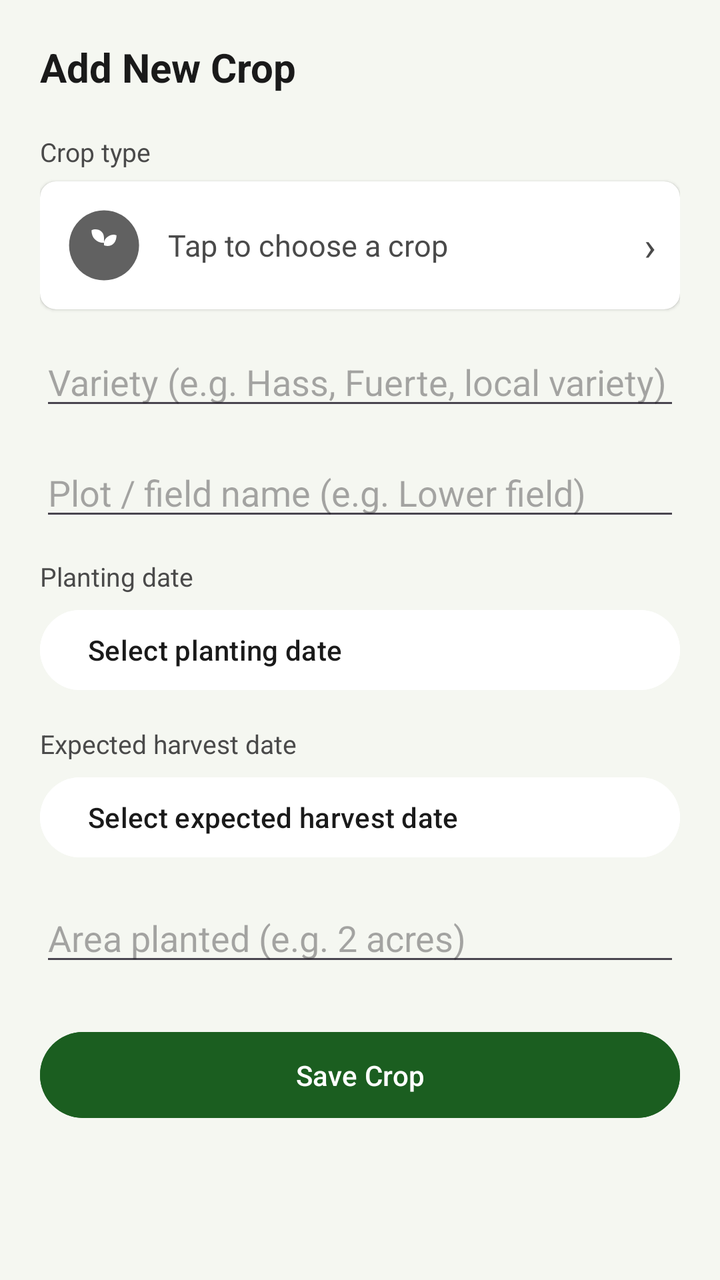
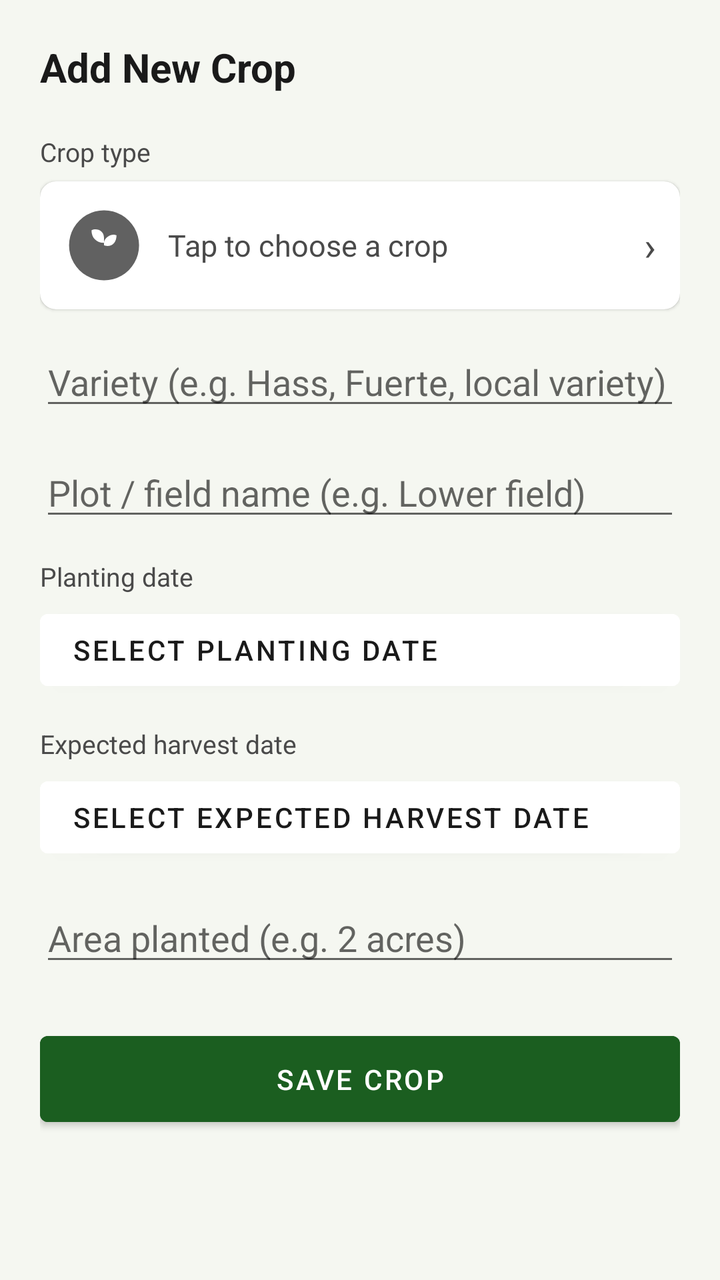

Two renders of the same Android screen: before a commit and after it. Below are the layout's source before the change and the commit's diff.
<!-- AndroidManifest.xml: application theme Theme.CropManagementApp -->
<!-- res/layout/activity_add_crop.xml -->
<?xml version="1.0" encoding="utf-8"?>
<ScrollView xmlns:android="http://schemas.android.com/apk/res/android"
    android:layout_width="match_parent"
    android:layout_height="match_parent"
    android:background="@color/background_light"
    android:fillViewport="true">

    <LinearLayout
        android:layout_width="match_parent"
        android:layout_height="wrap_content"
        android:orientation="vertical"
        android:padding="20dp">

        <TextView
            android:layout_width="wrap_content"
            android:layout_height="wrap_content"
            android:text="Add New Crop"
            android:textColor="@color/text_primary"
            android:textSize="20sp"
            android:textStyle="bold" />

        <TextView
            android:layout_width="wrap_content"
            android:layout_height="wrap_content"
            android:layout_marginTop="20dp"
            android:text="Crop type"
            android:textColor="@color/text_secondary"
            android:textSize="13sp" />

        <androidx.cardview.widget.CardView
            android:id="@+id/cardSelectCrop"
            android:layout_width="match_parent"
            android:layout_height="wrap_content"
            android:layout_marginTop="6dp"
            xmlns:app="http://schemas.android.com/apk/res-auto"
            app:cardCornerRadius="8dp"
            app:cardElevation="1dp">

            <LinearLayout
                android:layout_width="match_parent"
                android:layout_height="wrap_content"
                android:gravity="center_vertical"
                android:orientation="horizontal"
                android:padding="12dp">

                <ImageView
                    android:id="@+id/ivSelectedCropImage"
                    android:layout_width="40dp"
                    android:layout_height="40dp"
                    android:contentDescription="Selected crop image"
                    android:src="@drawable/ic_cat_other" />

                <TextView
                    android:id="@+id/tvSelectedCropName"
                    android:layout_width="0dp"
                    android:layout_height="wrap_content"
                    android:layout_marginStart="12dp"
                    android:layout_weight="1"
                    android:text="Tap to choose a crop"
                    android:textColor="@color/text_secondary"
                    android:textSize="15sp" />

                <TextView
                    android:layout_width="wrap_content"
                    android:layout_height="wrap_content"
                    android:text="›"
                    android:textColor="@color/text_secondary"
                    android:textSize="20sp" />
            </LinearLayout>
        </androidx.cardview.widget.CardView>

        <EditText
            android:id="@+id/etVariety"
            android:layout_width="match_parent"
            android:layout_height="wrap_content"
            android:layout_marginTop="14dp"
            android:hint="Variety (e.g. Hass, Fuerte, local variety)"
            android:inputType="textCapWords" />

        <EditText
            android:id="@+id/etPlotName"
            android:layout_width="match_parent"
            android:layout_height="wrap_content"
            android:layout_marginTop="14dp"
            android:hint="Plot / field name (e.g. Lower field)"
            android:inputType="textCapWords" />

        <TextView
            android:layout_width="wrap_content"
            android:layout_height="wrap_content"
            android:layout_marginTop="14dp"
            android:text="Planting date"
            android:textColor="@color/text_secondary"
            android:textSize="13sp" />

        <Button
            android:id="@+id/btnPlantingDate"
            android:layout_width="match_parent"
            android:layout_height="wrap_content"
            android:layout_marginTop="4dp"
            android:backgroundTint="@color/card_white"
            android:gravity="start|center_vertical"
            android:text="Select planting date"
            android:textColor="@color/text_primary" />

        <TextView
            android:layout_width="wrap_content"
            android:layout_height="wrap_content"
            android:layout_marginTop="14dp"
            android:text="Expected harvest date"
            android:textColor="@color/text_secondary"
            android:textSize="13sp" />

        <Button
            android:id="@+id/btnHarvestDate"
            android:layout_width="match_parent"
            android:layout_height="wrap_content"
            android:layout_marginTop="4dp"
            android:backgroundTint="@color/card_white"
            android:gravity="start|center_vertical"
            android:text="Select expected harvest date"
            android:textColor="@color/text_primary" />

        <EditText
            android:id="@+id/etAreaPlanted"
            android:layout_width="match_parent"
            android:layout_height="wrap_content"
            android:layout_marginTop="14dp"
            android:hint="Area planted (e.g. 2 acres)"
            android:inputType="text" />

        <Button
            android:id="@+id/btnSaveCrop"
            android:layout_width="match_parent"
            android:layout_height="wrap_content"
            android:layout_marginTop="24dp"
            android:backgroundTint="@color/green_primary"
            android:padding="12dp"
            android:text="Save Crop"
            android:textColor="@color/white" />

    </LinearLayout>
</ScrollView>
<!-- resources referenced by this layout -->
<resources>
  <color name="background_light">#F5F7F1</color>
  <color name="card_white">#FFFFFF</color>
  <color name="green_primary">#1B5E20</color>
  <color name="text_primary">#1A1A1A</color>
  <color name="text_secondary">#4A4A4A</color>
  <color name="white">#FFFFFF</color>
  <!-- drawable ic_cat_other (drawable) -->
  <?xml version="1.0" encoding="utf-8"?>
  <vector xmlns:android="http://schemas.android.com/apk/res/android"
      android:width="64dp" android:height="64dp"
      android:viewportWidth="64" android:viewportHeight="64">
      <path android:fillColor="#616161" android:pathData="M32,4a28,28 0,1 0,0.1 0z" />
      <path android:fillColor="#FFFFFF" android:pathData="M32,44 C32,44 32,30 32,26 C32,20 26,18 22,20 C22,26 26,30 32,30" />
      <path android:fillColor="#FFFFFF" android:pathData="M32,30 C32,26 38,22 42,24 C42,30 38,34 32,32" />
  </vector>
  <style name="Theme.CropManagementApp" parent="Base.Theme.CropManagementApp" />
  <style name="Base.Theme.CropManagementApp" parent="Theme.Material3.DayNight.NoActionBar">
          
          
      </style>
</resources>

<!-- the commit's change to res/layout/activity_add_crop.xml (unified diff, before → after) -->
@@ -48,6 +48,7 @@
                     android:layout_width="40dp"
                     android:layout_height="40dp"
                     android:contentDescription="Selected crop image"
+                    android:scaleType="centerCrop"
                     android:src="@drawable/ic_cat_other" />
 
                 <TextView
<!-- resource entries referenced after the edit -->
@@ -15,10 +15,15 @@
       <path android:fillColor="#FFFFFF" android:pathData="M32,44 C32,44 32,30 32,26 C32,20 26,18 22,20 C22,26 26,30 32,30" />
       <path android:fillColor="#FFFFFF" android:pathData="M32,30 C32,26 38,22 42,24 C42,30 38,34 32,32" />
   </vector>
-  <style name="Theme.CropManagementApp" parent="Base.Theme.CropManagementApp" />
-  <style name="Base.Theme.CropManagementApp" parent="Theme.Material3.DayNight.NoActionBar">
-          
-          
+  <style name="Theme.CropManagementApp" parent="Theme.MaterialComponents.Light.NoActionBar">
+          <item name="colorPrimary">@color/green_primary</item>
+          <item name="colorPrimaryDark">@color/green_dark</item>
+          <item name="colorAccent">@color/amber_warning</item>
+          <item name="android:windowBackground">@color/background_light</item>
+          <item name="android:statusBarColor" tools:targetApi="21">@color/green_dark</item>
+          <item name="android:forceDarkAllowed" tools:targetApi="29">false</item>
       </style>
+  <color name="green_dark">#0D3311</color>
+  <color name="amber_warning">#E65100</color>
 </resources>
 
